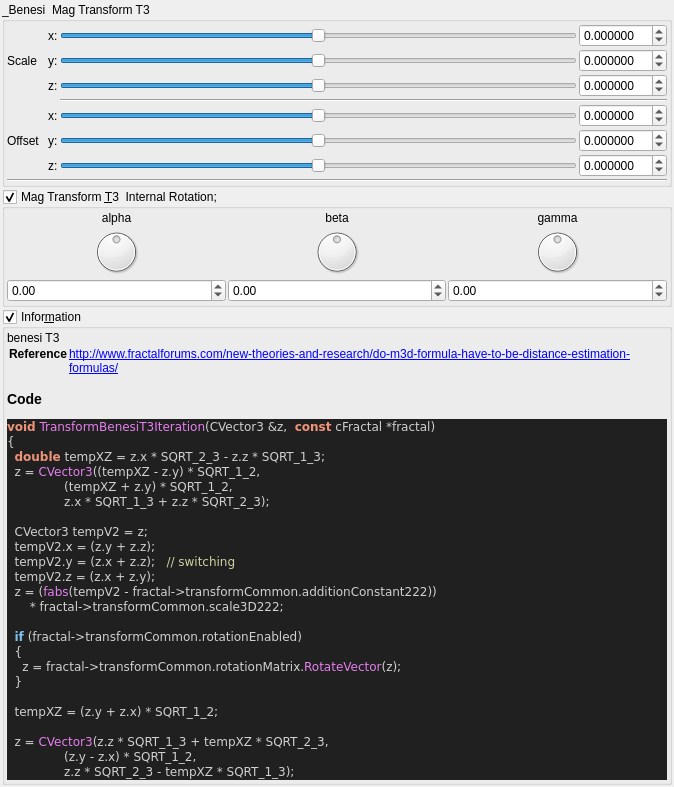
Above: mandelbulber2/qt_data/fractal_transf_benesi_T3.ui from buddhi1980/mandelbulber2 before the change. Below: the same form after it.
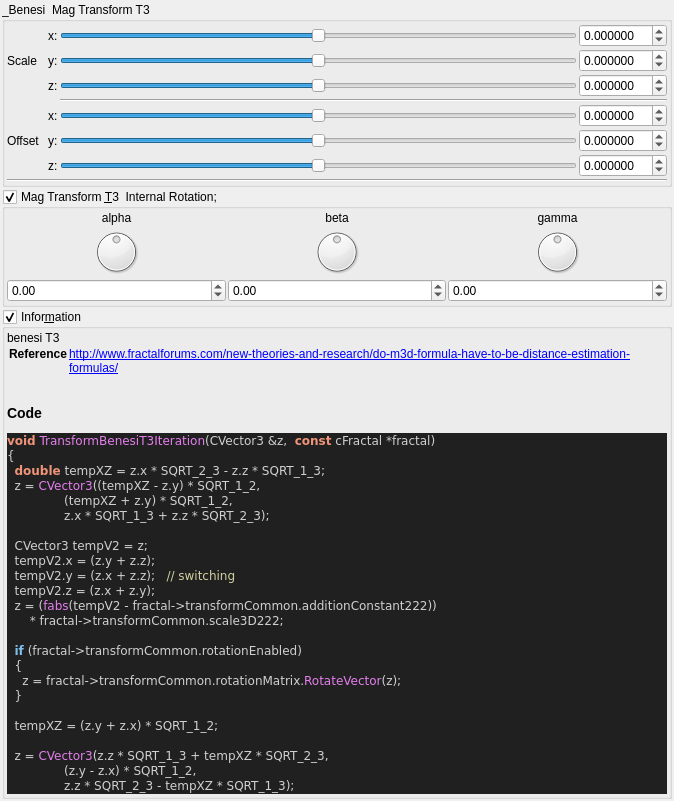
That is the form after the change. Custom widgets are drawn as their Qt base class.

Commit message:
stripped code highlight output to body tag
 the surrounding part (HTML Tag and comment) contained version specific parts.
 Now only the body tag will be written to the ui file,
 so the complete output of populateUiInformation.php should be reproducable.

 Also readded broken symlinks in deploy/share/mandelbulber2

What changed in the file:
```diff
--- a/mandelbulber2/qt_data/fractal_transf_benesi_T3.ui
+++ b/mandelbulber2/qt_data/fractal_transf_benesi_T3.ui
@@ -654,17 +654,12 @@
        <widget class="QLabel" name="label_code_content">
         <property name="text">
          <string>&lt;p&gt;benesi T3&lt;/p&gt;&lt;table&gt;
-&lt;tr&gt;&lt;th&gt;Reference&lt;/th&gt;&lt;td&gt;&lt;a href=&quot;http://www.fractalforums.com/new-theories-and-research/do-m3d-formula-have-to-be-distance-estimation-formulas/&quot;&gt;http://www.fractalforums.com/new-theories-and-research/do-m3d-formula-have-to-be-distance-estimation-formulas/&lt;/a&gt;&lt;/td&gt;&lt;/tr&gt;
+&lt;tr&gt;&lt;th&gt;Reference&lt;/th&gt;&lt;td&gt;&lt;a href=&quot;http://www.fractalforums.com/new-theories-and-research/do-m3d-formula-have-to-be-distance-estimation-formulas/&quot;&gt;http://www.fractalforums.com/new-theories-and-research/do-m3d-formula-have-to-be-distance-estimation-formulas/&lt;br&gt;
+&lt;/td&gt;&lt;/tr&gt;
 &lt;/table&gt;
 &lt;h3&gt;Code&lt;/h3&gt;
-&lt;!DOCTYPE HTML PUBLIC &quot;-//W3C//DTD HTML 4.0 Transitional//EN&quot;&gt;
-&lt;html&gt;
-&lt;head&gt;
-&lt;meta http-equiv=&quot;content-type&quot; content=&quot;text/html; charset=ISO-8859-1&quot;&gt;
-&lt;title&gt;Source file&lt;/title&gt;
-&lt;/head&gt;
 &lt;body style=&quot;background-color:#202020&quot;&gt;
-&lt;pre style=&quot;color:#d0d0d0; background-color:#202020;  font-family:'Courier New';&quot;&gt;&lt;span style=&quot;color:#f09479; font-weight:bold&quot;&gt;void&lt;/span&gt; &lt;span style=&quot;color:#e47eed&quot;&gt;TransformBenesiT3Iteration&lt;/span&gt;&lt;span style=&quot;color:#d0d0d0&quot;&gt;(&lt;/span&gt;CVector3 &lt;span style=&quot;color:#d0d0d0&quot;&gt;&amp;amp;&lt;/span&gt;z&lt;span style=&quot;color:#d0d0d0&quot;&gt;,&lt;/span&gt;  &lt;span style=&quot;color:#f09479; font-weight:bold&quot;&gt;const&lt;/span&gt; cFractal &lt;span style=&quot;color:#d0d0d0&quot;&gt;*&lt;/span&gt;fractal&lt;span style=&quot;color:#d0d0d0&quot;&gt;)&lt;/span&gt;
+&lt;pre style=&quot;color:#d0d0d0; background-color:#202020;  font-family:'Courier New',monospace;&quot;&gt;&lt;span style=&quot;color:#f09479; font-weight:bold&quot;&gt;void&lt;/span&gt; &lt;span style=&quot;color:#e47eed&quot;&gt;TransformBenesiT3Iteration&lt;/span&gt;&lt;span style=&quot;color:#d0d0d0&quot;&gt;(&lt;/span&gt;CVector3 &lt;span style=&quot;color:#d0d0d0&quot;&gt;&amp;amp;&lt;/span&gt;z&lt;span style=&quot;color:#d0d0d0&quot;&gt;,&lt;/span&gt;  &lt;span style=&quot;color:#f09479; font-weight:bold&quot;&gt;const&lt;/span&gt; cFractal &lt;span style=&quot;color:#d0d0d0&quot;&gt;*&lt;/span&gt;fractal&lt;span style=&quot;color:#d0d0d0&quot;&gt;)&lt;/span&gt;
 &lt;span style=&quot;color:#d0d0d0&quot;&gt;{&lt;/span&gt;
   &lt;span style=&quot;color:#f09479; font-weight:bold&quot;&gt;double&lt;/span&gt; tempXZ &lt;span style=&quot;color:#d0d0d0&quot;&gt;=&lt;/span&gt; z&lt;span style=&quot;color:#d0d0d0&quot;&gt;.&lt;/span&gt;x &lt;span style=&quot;color:#d0d0d0&quot;&gt;*&lt;/span&gt; SQRT_2_3 &lt;span style=&quot;color:#d0d0d0&quot;&gt;-&lt;/span&gt; z&lt;span style=&quot;color:#d0d0d0&quot;&gt;.&lt;/span&gt;z &lt;span style=&quot;color:#d0d0d0&quot;&gt;*&lt;/span&gt; SQRT_1_3&lt;span style=&quot;color:#d0d0d0&quot;&gt;;&lt;/span&gt;
   z &lt;span style=&quot;color:#d0d0d0&quot;&gt;=&lt;/span&gt; &lt;span style=&quot;color:#e47eed&quot;&gt;CVector3&lt;/span&gt;&lt;span style=&quot;color:#d0d0d0&quot;&gt;((&lt;/span&gt;tempXZ &lt;span style=&quot;color:#d0d0d0&quot;&gt;-&lt;/span&gt; z&lt;span style=&quot;color:#d0d0d0&quot;&gt;.&lt;/span&gt;y&lt;span style=&quot;color:#d0d0d0&quot;&gt;) *&lt;/span&gt; SQRT_1_2&lt;span style=&quot;color:#d0d0d0&quot;&gt;,&lt;/span&gt;
@@ -690,10 +685,7 @@
                z&lt;span style=&quot;color:#d0d0d0&quot;&gt;.&lt;/span&gt;z &lt;span style=&quot;color:#d0d0d0&quot;&gt;*&lt;/span&gt; SQRT_2_3 &lt;span style=&quot;color:#d0d0d0&quot;&gt;-&lt;/span&gt; tempXZ &lt;span style=&quot;color:#d0d0d0&quot;&gt;*&lt;/span&gt; SQRT_1_3&lt;span style=&quot;color:#d0d0d0&quot;&gt;);&lt;/span&gt;
 &lt;span style=&quot;color:#d0d0d0&quot;&gt;}&lt;/span&gt;
 &lt;/pre&gt;
-&lt;/body&gt;
-&lt;/html&gt;
-&lt;!--HTML generated by highlight 3.9, http://www.andre-simon.de/--&gt;
-</string>
+&lt;/body&gt;</string>
         </property>
         <property name="wordWrap">
          <bool>true</bool>
```
The commit also changes 109 other files.
